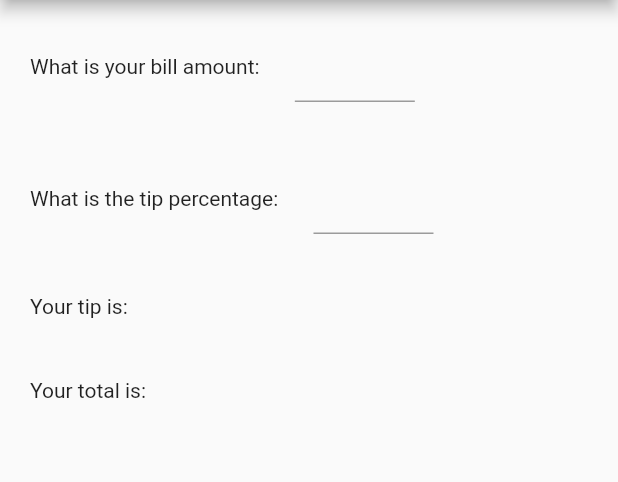
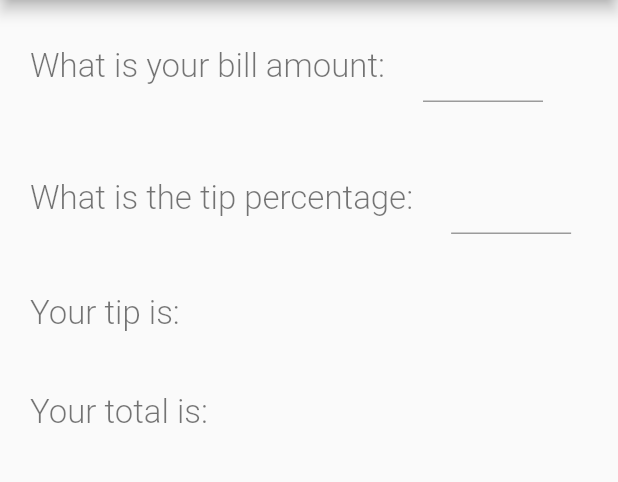
Before and after one commit to mohisham/tip_calculator, a Flutter app: the screen it shows after launch, on a phone screen of 412 x 824 dp, the part 84-566 px from its top. Run offline on Flutter 3.47's test engine with Material 2 defaults, Android fonts, the phone set to English and light mode, and no system bars.

Commit message:
Step 2 changes

```diff
--- a/lib/main.dart
+++ b/lib/main.dart
@@ -39,7 +39,7 @@ class _MyHomePageState extends State<MyHomePage> {
           children: <Widget>[
             Row(
               children: <Widget>[
-                Text("What is your bill amount: "),
+                Text("What is your bill amount: ", style: TextStyle(fontSize: 22, fontWeight: FontWeight.w300, color: Colors.black54)),
                 Container(
                     width: 100,
                     padding: EdgeInsets.only(left: 20),
@@ -50,7 +50,7 @@ class _MyHomePageState extends State<MyHomePage> {
             SizedBox(height: 40,),
             Row(
               children: <Widget>[
-                Text("What is the tip percentage: "),
+                Text("What is the tip percentage: ", style: TextStyle(fontSize: 22, fontWeight: FontWeight.w300, color: Colors.black54)),
                 Container(
                     width: 100,
                     padding: EdgeInsets.only(left: 20),
@@ -61,13 +61,13 @@ class _MyHomePageState extends State<MyHomePage> {
             SizedBox(height: 40,),
             Row(
               children: <Widget>[
-                Text("Your tip is: ")
+                Text("Your tip is: ", style: TextStyle(fontSize: 22, fontWeight: FontWeight.w300, color: Colors.black54))
               ],
             ),
             SizedBox(height: 40,),
             Row(
               children: <Widget>[
-                Text("Your total is: ")
+                Text("Your total is: ", style: TextStyle(fontSize: 22, fontWeight: FontWeight.w300, color: Colors.black54))
               ],
             ),
           ],
```
